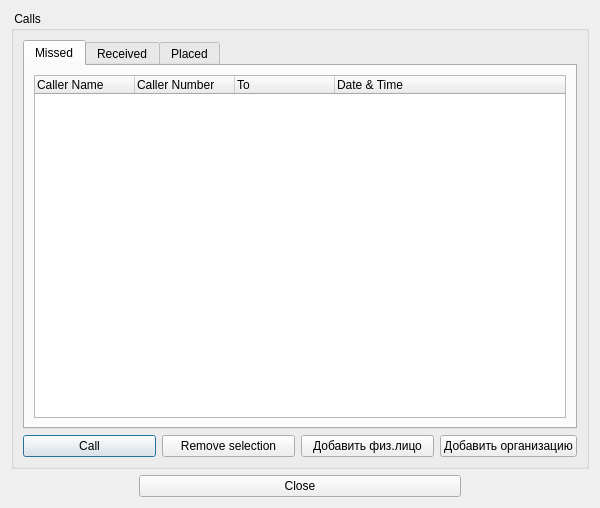
The window that CallHistoryDialog.ui (okostynchuk/Outcall) describes before a commit, drawn with Qt 5.
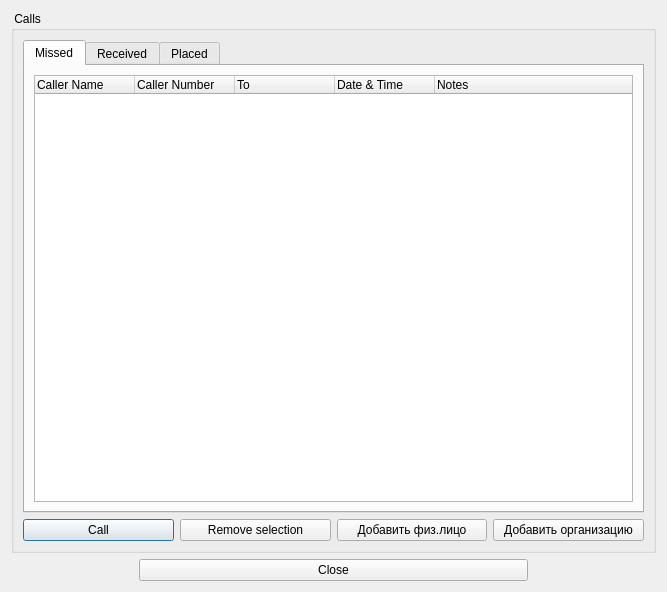
The same window after the commit. The open tabs and pages were chosen to show the change. Icons and pictures are not drawn.

What changed in the file:
```diff
--- a/CallHistoryDialog.ui
+++ b/CallHistoryDialog.ui
@@ -6,8 +6,8 @@
    <rect>
     <x>0</x>
     <y>0</y>
-    <width>600</width>
-    <height>508</height>
+    <width>667</width>
+    <height>592</height>
    </rect>
   </property>
   <property name="minimumSize">
@@ -42,6 +42,15 @@
          <layout class="QVBoxLayout" name="verticalLayout_6">
           <item>
            <widget class="QTreeWidget" name="treeWidgetMissed">
+            <property name="minimumSize">
+             <size>
+              <width>0</width>
+              <height>0</height>
+             </size>
+            </property>
+            <property name="layoutDirection">
+             <enum>Qt::LeftToRight</enum>
+            </property>
             <property name="selectionMode">
              <enum>QAbstractItemView::ExtendedSelection</enum>
             </property>
@@ -49,7 +58,7 @@
              <bool>false</bool>
             </property>
             <property name="columnCount">
-             <number>4</number>
+             <number>5</number>
             </property>
             <column>
              <property name="text">
@@ -69,6 +78,16 @@
             <column>
              <property name="text">
               <string notr="true">Date &amp; Time</string>
+             </property>
+             <property name="font">
+              <font>
+               <stylestrategy>PreferAntialias</stylestrategy>
+              </font>
+             </property>
+            </column>
+            <column>
+             <property name="text">
+              <string>Notes</string>
              </property>
             </column>
            </widget>
```
Left out of the diff: 28 changed lines with no effect on the pictures.
